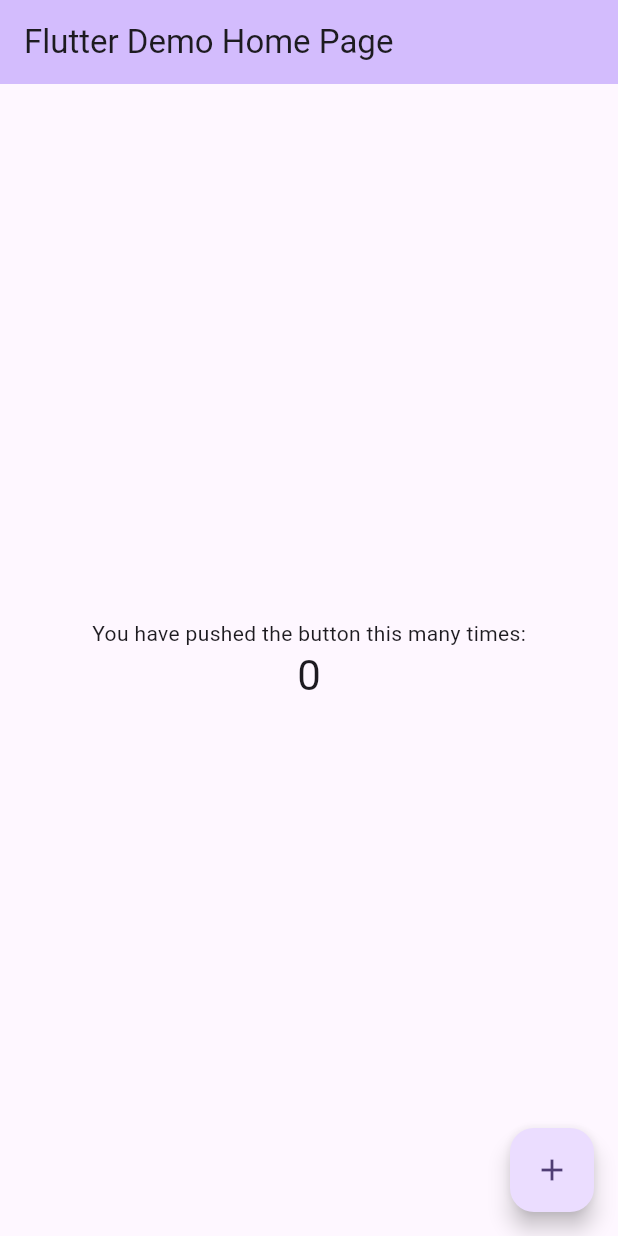
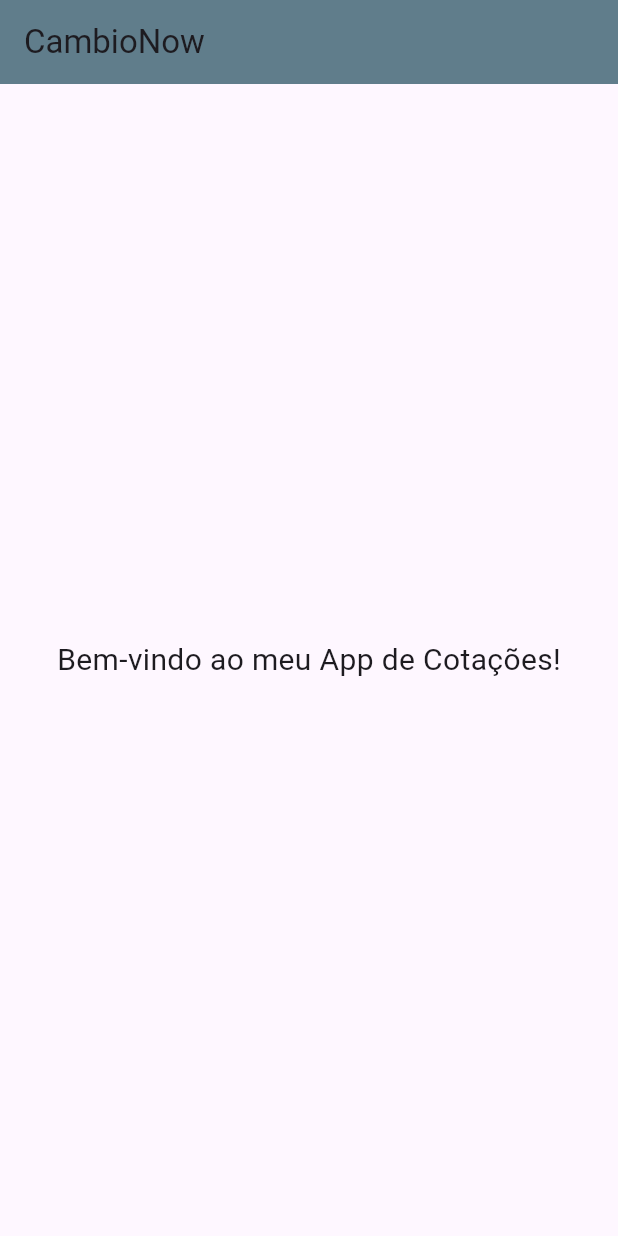
Before and after one commit to llilibet/desafio-cotacoes, a Flutter app: the screen it shows after launch, on a phone screen of 412 x 824 dp. Run offline on Flutter 3.47's test engine with Material 3 defaults, Android fonts, the phone set to English and light mode, and no system bars.

Commit message:
Dia 1: Implementação da tela inicial com texto de boas-vindas

```diff
--- a/lib/main.dart
+++ b/lib/main.dart
@@ -1,122 +1,33 @@
 import 'package:flutter/material.dart';
 
 void main() {
-  runApp(const MyApp());
+  runApp(const MeuApp());
 }
 
-class MyApp extends StatelessWidget {
-  const MyApp({super.key});
+class MeuApp extends StatelessWidget {
+  const MeuApp({super.key});
 
-  // This widget is the root of your application.
   @override
   Widget build(BuildContext context) {
+    // MaterialApp é o widget principal que configura o app.
     return MaterialApp(
-      title: 'Flutter Demo',
-      theme: ThemeData(
-        // This is the theme of your application.
-        //
-        // TRY THIS: Try running your application with "flutter run". You'll see
-        // the application has a purple toolbar. Then, without quitting the app,
-        // try changing the seedColor in the colorScheme below to Colors.green
-        // and then invoke "hot reload" (save your changes or press the "hot
-        // reload" button in a Flutter-supported IDE, or press "r" if you used
-        // the command line to start the app).
-        //
-        // Notice that the counter didn't reset back to zero; the application
-        // state is not lost during the reload. To reset the state, use hot
-        // restart instead.
-        //
-        // This works for code too, not just values: Most code changes can be
-        // tested with just a hot reload.
-        colorScheme: ColorScheme.fromSeed(seedColor: Colors.deepPurple),
+      title: 'Cotações App',
+      // Scaffold é a estrutura básica de uma tela no Material Design.
+      home: Scaffold(
+        // AppBar é a barra no topo da tela.
+        appBar: AppBar(
+          title: const Text('CambioNow'),
+          backgroundColor: Colors.blueGrey,
+        ),
+        // Center centraliza o widget filho.
+        body: const Center(
+          // Text é o widget para exibir texto. [cite: 17]
+          child: Text(
+            'Bem-vindo ao meu App de Cotações!',
+            style: TextStyle(fontSize: 20),
+          ),
+        ),
       ),
-      home: const MyHomePage(title: 'Flutter Demo Home Page'),
     );
   }
 }
-
-class MyHomePage extends StatefulWidget {
-  const MyHomePage({super.key, required this.title});
-
-  // This widget is the home page of your application. It is stateful, meaning
-  // that it has a State object (defined below) that contains fields that affect
-  // how it looks.
-
-  // This class is the configuration for the state. It holds the values (in this
-  // case the title) provided by the parent (in this case the App widget) and
-  // used by the build method of the State. Fields in a Widget subclass are
-  // always marked "final".
-
-  final String title;
-
-  @override
-  State<MyHomePage> createState() => _MyHomePageState();
-}
-
-class _MyHomePageState extends State<MyHomePage> {
-  int _counter = 0;
-
-  void _incrementCounter() {
-    setState(() {
-      // This call to setState tells the Flutter framework that something has
-      // changed in this State, which causes it to rerun the build method below
-      // so that the display can reflect the updated values. If we changed
-      // _counter without calling setState(), then the build method would not be
-      // called again, and so nothing would appear to happen.
-      _counter++;
-    });
-  }
-
-  @override
-  Widget build(BuildContext context) {
-    // This method is rerun every time setState is called, for instance as done
-    // by the _incrementCounter method above.
-    //
-    // The Flutter framework has been optimized to make rerunning build methods
-    // fast, so that you can just rebuild anything that needs updating rather
-    // than having to individually change instances of widgets.
-    return Scaffold(
-      appBar: AppBar(
-        // TRY THIS: Try changing the color here to a specific color (to
-        // Colors.amber, perhaps?) and trigger a hot reload to see the AppBar
-        // change color while the other colors stay the same.
-        backgroundColor: Theme.of(context).colorScheme.inversePrimary,
-        // Here we take the value from the MyHomePage object that was created by
-        // the App.build method, and use it to set our appbar title.
-        title: Text(widget.title),
-      ),
-      body: Center(
-        // Center is a layout widget. It takes a single child and positions it
-        // in the middle of the parent.
-        child: Column(
-          // Column is also a layout widget. It takes a list of children and
-          // arranges them vertically. By default, it sizes itself to fit its
-          // children horizontally, and tries to be as tall as its parent.
-          //
-          // Column has various properties to control how it sizes itself and
-          // how it positions its children. Here we use mainAxisAlignment to
-          // center the children vertically; the main axis here is the vertical
-          // axis because Columns are vertical (the cross axis would be
-          // horizontal).
-          //
-          // TRY THIS: Invoke "debug painting" (choose the "Toggle Debug Paint"
-          // action in the IDE, or press "p" in the console), to see the
-          // wireframe for each widget.
-          mainAxisAlignment: MainAxisAlignment.center,
-          children: <Widget>[
-            const Text('You have pushed the button this many times:'),
-            Text(
-              '$_counter',
-              style: Theme.of(context).textTheme.headlineMedium,
-            ),
-          ],
-        ),
-      ),
-      floatingActionButton: FloatingActionButton(
-        onPressed: _incrementCounter,
-        tooltip: 'Increment',
-        child: const Icon(Icons.add),
-      ), // This trailing comma makes auto-formatting nicer for build methods.
-    );
-  }
-}
```
Also changed, not shown: 1 other file.
